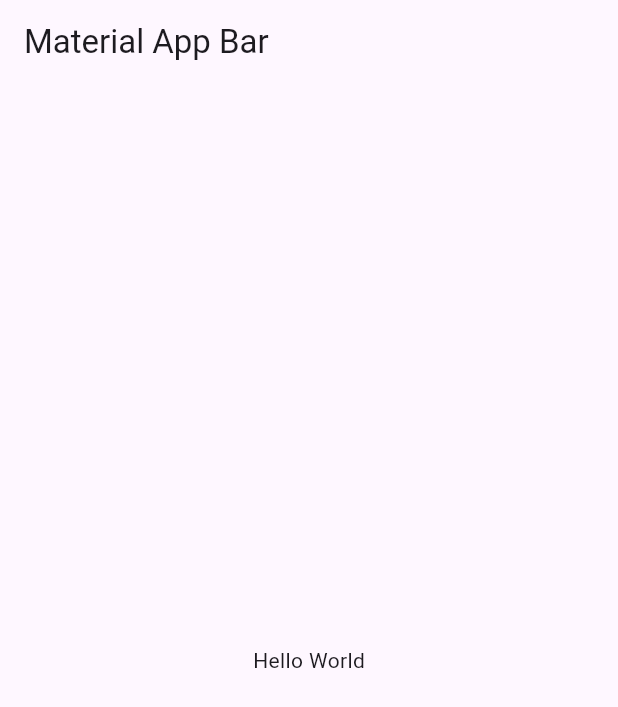
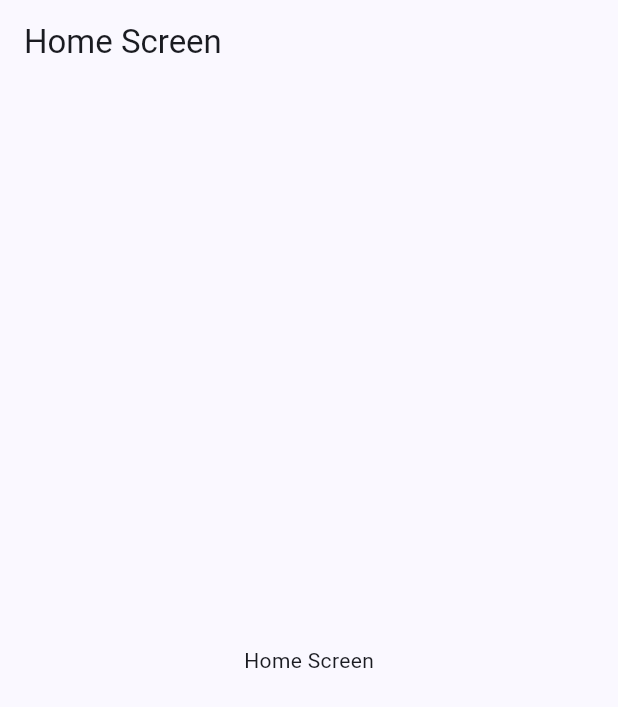
Before and after one commit to RicardoBastardoGH/flutter-cinemapedia-app, a Flutter app: the screen it shows after launch, on a phone screen of 412 x 824 dp. Shown: the top 707 px of the screen. Run offline on Flutter 3.47's test engine with Material 3 defaults, Android fonts, the phone set to English and light mode, and no system bars; our stand-ins replace go_router.

Commit message:
configuracion de router y tema

```diff
--- /dev/null
+++ b/lib/config/presentation/screens/movies/home_screen.dart
@@ -0,0 +1,20 @@
+import 'package:flutter/material.dart';
+
+class HomeScreen extends StatelessWidget {
+
+  static const String routeName = 'home-screen';
+
+  const HomeScreen({super.key});
+
+  @override
+  Widget build(BuildContext context) {
+    return Scaffold(
+      appBar: AppBar(
+        title: const Text('Home Screen'),
+      ),
+      body: const Center(
+        child: Text('Home Screen'),
+      ),
+    );
+  }
+}
--- /dev/null
+++ b/lib/config/presentation/screens/screens.dart
@@ -0,0 +1,3 @@
+
+
+export 'movies/home_screen.dart';
--- /dev/null
+++ b/lib/config/router/app_router.dart
@@ -0,0 +1,13 @@
+import 'package:go_router/go_router.dart';
+import '../presentation/screens/movies/home_screen.dart';
+
+final appRuter = GoRouter(
+  initialLocation: '/',
+  routes: [
+    GoRoute(
+      path: '/',
+      name: 'home',
+      builder: (context, state) => const HomeScreen(),
+    ),
+  ],
+);
--- /dev/null
+++ b/lib/config/theme/app_theme.dart
@@ -0,0 +1,15 @@
+
+
+
+import 'package:flutter/material.dart';
+
+class AppTheme {
+
+
+  ThemeData getTheme() {
+    return ThemeData(
+      useMaterial3: true,
+      colorSchemeSeed: Color(0xFF2862F5),
+    );
+  }
+}
--- a/lib/main.dart
+++ b/lib/main.dart
@@ -1,4 +1,7 @@
 import 'package:flutter/material.dart';
+
+import 'package:cinemapedia/config/router/app_router.dart';
+import 'package:cinemapedia/config/theme/app_theme.dart';
 
 void main() => runApp(const MyApp());
 
@@ -7,17 +10,12 @@ class MyApp extends StatelessWidget {
 
   @override
   Widget build(BuildContext context) {
-    return MaterialApp(
+    return MaterialApp.router(
+      routerConfig: appRuter,
       debugShowCheckedModeBanner: false,
+      theme: AppTheme().getTheme(),
       title: 'Material App',
-      home: Scaffold(
-        appBar: AppBar(
-          title: const Text('Material App Bar'),
-        ),
-        body: const Center(
-          child: Text('Hello World'),
-        ),
-      ),
+
     );
   }
 }
```
Also changed, not shown: pubspec.yaml (+4 -11 lines), pubspec.lock.
